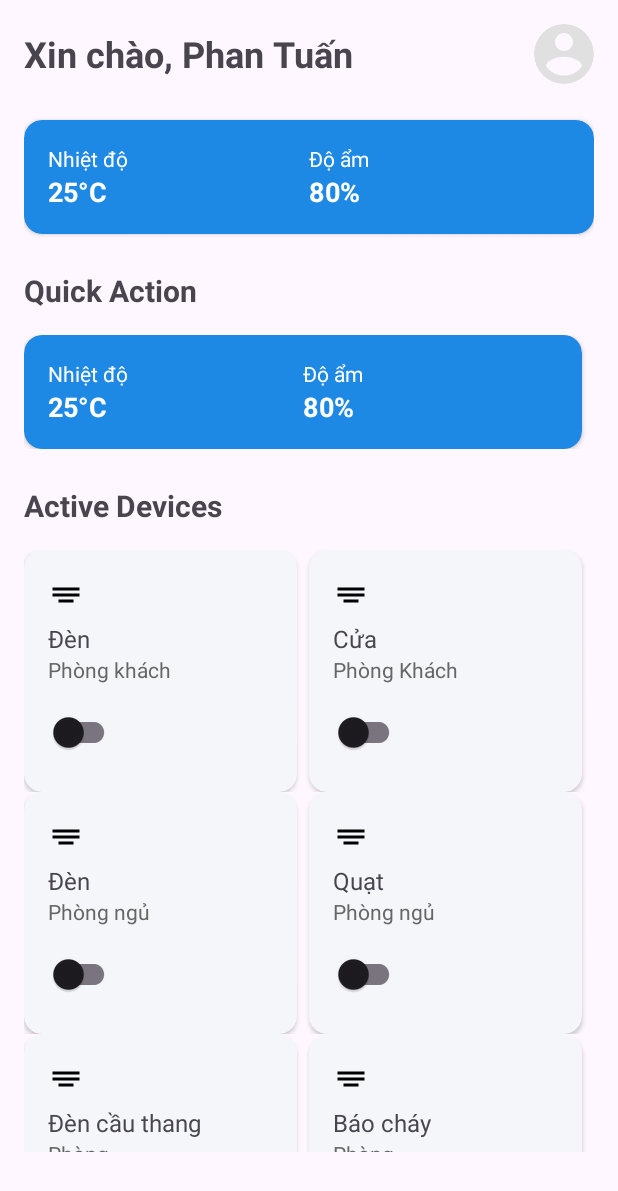
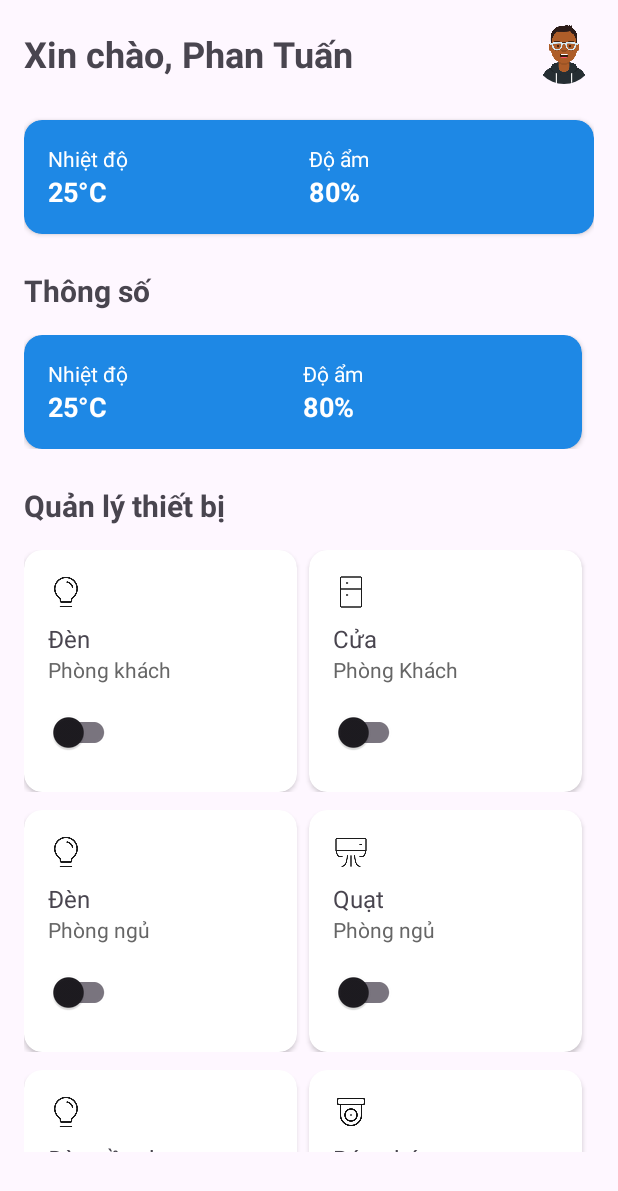
Before and after one commit to nguyendaihongquan-dev/datn_tuan, an Android app: the layout activity_main.xml on its own in the app's theme, with its tools: preview values and no code run, on a phone screen of 412 x 824 dp. Shown: the top 1191 px of the screen. Run offline under Robolectric (Android 15) with nearby library versions, the phone set to English and light mode, and no system bars.

```diff
--- a/app/src/main/AndroidManifest.xml
+++ b/app/src/main/AndroidManifest.xml
@@ -16,6 +16,11 @@
             android:name=".MainActivity"
             android:exported="true"
             android:theme="@style/Theme.Datn_tuan">
+        </activity>
+        <activity
+            android:name=".LoginActivity"
+            android:exported="true"
+            android:theme="@style/Theme.Datn_tuan">
             <intent-filter>
                 <action android:name="android.intent.action.MAIN" />
 
--- a/app/src/main/res/layout/activity_main.xml
+++ b/app/src/main/res/layout/activity_main.xml
@@ -40,7 +40,7 @@
                     android:layout_height="40dp"
                     android:layout_alignParentEnd="true"
                     android:layout_centerVertical="true"
-                    android:src="@drawable/profile_placeholder"/>
+                    android:src="@drawable/user"/>
             </RelativeLayout>
 
             <!-- Stats Card -->
@@ -109,7 +109,7 @@
             <TextView
                 android:layout_width="match_parent"
                 android:layout_height="wrap_content"
-                android:text="Quick Action"
+                android:text="Thông số"
                 android:textSize="20sp"
                 android:textStyle="bold"
                 android:layout_marginBottom="16dp"/>
@@ -211,13 +211,14 @@
             <TextView
                 android:layout_width="match_parent"
                 android:layout_height="wrap_content"
-                android:text="Active Devices"
+                android:text="Quản lý thiết bị"
                 android:textSize="20sp"
                 android:textStyle="bold"
                 android:layout_marginBottom="16dp"/>
             <LinearLayout
                 android:layout_width="match_parent"
                 android:layout_height="wrap_content"
+                android:layout_marginBottom="12dp"
                 android:orientation="horizontal">
 
                 <!-- AC Device Card -->
@@ -226,8 +227,7 @@
                     android:layout_height="wrap_content"
                     android:layout_weight="1"
                     android:layout_marginEnd="8dp"
-                    app:cardCornerRadius="12dp"
-                    app:cardBackgroundColor="#F5F6FA">
+                    app:cardCornerRadius="12dp">
 
                     <LinearLayout
                         android:layout_width="match_parent"
@@ -238,7 +238,7 @@
                         <ImageView
                             android:layout_width="24dp"
                             android:layout_height="24dp"
-                            android:src="@drawable/ic_ac"/>
+                            android:src="@drawable/light"/>
 
                         <TextView
                             android:layout_width="wrap_content"
@@ -267,8 +267,7 @@
                     android:layout_height="wrap_content"
                     android:layout_weight="1"
                     android:layout_marginEnd="8dp"
-                    app:cardCornerRadius="12dp"
-                    app:cardBackgroundColor="#F5F6FA">
+                    app:cardCornerRadius="12dp">
 
                     <LinearLayout
                         android:layout_width="match_parent"
@@ -279,7 +278,7 @@
                         <ImageView
                             android:layout_width="24dp"
                             android:layout_height="24dp"
-                            android:src="@drawable/ic_ac"/>
+                            android:src="@drawable/fridge"/>
 
                         <TextView
                             android:layout_width="wrap_content"
@@ -305,6 +304,7 @@
             <LinearLayout
                 android:layout_width="match_parent"
                 android:layout_height="wrap_content"
+                android:layout_marginBottom="12dp"
                 android:orientation="horizontal">
 
                 <!-- AC Device Card -->
@@ -313,8 +313,7 @@
                     android:layout_height="wrap_content"
                     android:layout_weight="1"
                     android:layout_marginEnd="8dp"
-                    app:cardCornerRadius="12dp"
-                    app:cardBackgroundColor="#F5F6FA">
+                    app:cardCornerRadius="12dp">
 
                     <LinearLayout
                         android:layout_width="match_parent"
@@ -325,7 +324,7 @@
                         <ImageView
                             android:layout_width="24dp"
                             android:layout_height="24dp"
-                            android:src="@drawable/ic_ac"/>
+                            android:src="@drawable/light"/>
 
                         <TextView
                             android:layout_width="wrap_content"
@@ -354,8 +353,7 @@
                     android:layout_height="wrap_content"
                     android:layout_weight="1"
                     android:layout_marginEnd="8dp"
-                    app:cardCornerRadius="12dp"
-                    app:cardBackgroundColor="#F5F6FA">
+                    app:cardCornerRadius="12dp">
 
                     <LinearLayout
                         android:layout_width="match_parent"
@@ -366,7 +364,7 @@
                         <ImageView
                             android:layout_width="24dp"
                             android:layout_height="24dp"
-                            android:src="@drawable/ic_ac"/>
+                            android:src="@drawable/ac"/>
 
                         <TextView
                             android:layout_width="wrap_content"
@@ -392,6 +390,7 @@
             <LinearLayout
                 android:layout_width="match_parent"
                 android:layout_height="wrap_content"
+                android:layout_marginBottom="12dp"
                 android:orientation="horizontal">
 
                 <!-- AC Device Card -->
@@ -400,8 +399,7 @@
                     android:layout_height="wrap_content"
                     android:layout_weight="1"
                     android:layout_marginEnd="8dp"
-                    app:cardCornerRadius="12dp"
-                    app:cardBackgroundColor="#F5F6FA">
+                    app:cardCornerRadius="12dp">
 
                     <LinearLayout
                         android:layout_width="match_parent"
@@ -412,7 +410,7 @@
                         <ImageView
                             android:layout_width="24dp"
                             android:layout_height="24dp"
-                            android:src="@drawable/ic_ac"/>
+                            android:src="@drawable/light"/>
 
                         <TextView
                             android:layout_width="wrap_content"
@@ -441,8 +439,7 @@
                     android:layout_height="wrap_content"
                     android:layout_weight="1"
                     android:layout_marginEnd="8dp"
-                    app:cardCornerRadius="12dp"
-                    app:cardBackgroundColor="#F5F6FA">
+                    app:cardCornerRadius="12dp">
 
                     <LinearLayout
                         android:layout_width="match_parent"
@@ -453,7 +450,7 @@
                         <ImageView
                             android:layout_width="24dp"
                             android:layout_height="24dp"
-                            android:src="@drawable/ic_ac"/>
+                            android:src="@drawable/cctv"/>
 
                         <TextView
                             android:layout_width="wrap_content"
--- a/build.gradle.kts
+++ b/build.gradle.kts
@@ -1,4 +1,5 @@
 // Top-level build file where you can add configuration options common to all sub-projects/modules.
 plugins {
     alias(libs.plugins.android.application) apply false
+    id("com.google.gms.google-services") version "4.4.2" apply false
 }
--- a/gradle/libs.versions.toml
+++ b/gradle/libs.versions.toml
@@ -8,6 +8,8 @@ material = "1.10.0"
 constraintlayout = "2.1.4"
 navigationFragment = "2.6.0"
 navigationUi = "2.6.0"
+firebaseAuth = "23.1.0"
+firebaseStorage = "21.0.1"
 
 [libraries]
 junit = { group = "junit", name = "junit", version.ref = "junit" }
@@ -18,6 +20,8 @@ material = { group = "com.google.android.material", name = "material", version.r
 constraintlayout = { group = "androidx.constraintlayout", name = "constraintlayout", version.ref = "constraintlayout" }
 navigation-fragment = { group = "androidx.navigation", name = "navigation-fragment", version.ref = "navigationFragment" }
 navigation-ui = { group = "androidx.navigation", name = "navigation-ui", version.ref = "navigationUi" }
+firebase-auth = { group = "com.google.firebase", name = "firebase-auth", version.ref = "firebaseAuth" }
+firebase-storage = { group = "com.google.firebase", name = "firebase-storage", version.ref = "firebaseStorage" }
 
 [plugins]
 android-application = { id = "com.android.application", version.ref = "agp" }
```
Also changed, not shown: app/build.gradle.kts (+7 -0 lines), app/src/main/java/com/example/datn_tuan/LoginActivity.java (added, +55 -0 lines), app/src/main/java/com/example/datn_tuan/MainActivity.java (+55 -11 lines), app/src/main/res/layout/dialog_image.xml (added, +22 -0 lines), app/src/main/res/layout/login_screen.xml (+9 -0 lines), 1 other file.
